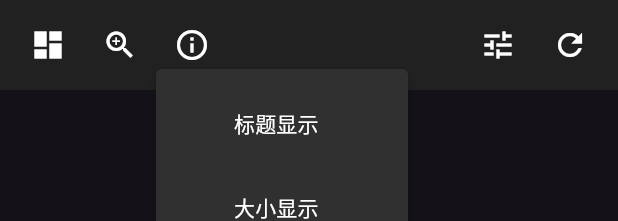
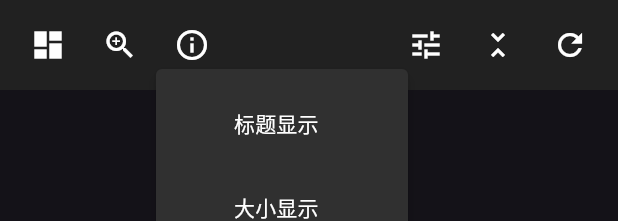
Before and after one commit to imfcat/remote-file-management, a Flutter app: the FileGridToolbar widget shown alone on an empty page, opened directly with empty values, after a tap on the "grid view" icon, after a tap on the "zoom out" icon, after a tap on the "info outline" icon, on a phone screen of 412 x 824 dp. Shown: the top 221 px of the screen. Run offline on Flutter 3.47's test engine with Material 3 defaults, Android fonts, the phone set to English and light mode, and no system bars; our stand-ins replace cached_network_image, flutter_cache_manager, flutter_colorpicker, package_info_plus, permission_handler, photo_view and 3 more; accounts and stored records are empty.

Commit message:
app: 更新； 增加应用缓存 对比页缩放同步 分组快捷折叠展开

```diff
--- a/application/lib/widget/file_grid_toolbar.dart
+++ b/application/lib/widget/file_grid_toolbar.dart
@@ -9,6 +9,8 @@ class FileGridToolbar extends StatelessWidget {
   final bool isDeleting;
   final String sortOption;
   final String groupBy;
+  final bool areAllCollapsed;
+  final VoidCallback onToggleCollapseAll;
   final VoidCallback onCancelSelect;
   final VoidCallback onDelete;
   final VoidCallback onCompare;
@@ -24,6 +26,8 @@ class FileGridToolbar extends StatelessWidget {
     required this.isDeleting,
     required this.sortOption,
     required this.groupBy,
+    required this.areAllCollapsed,
+    required this.onToggleCollapseAll,
     required this.onCancelSelect,
     required this.onDelete,
     required this.onCompare,
@@ -305,6 +309,14 @@ class FileGridToolbar extends StatelessWidget {
             ),
           ],
 
+          // 一键折叠展开按钮
+          if (groupBy != 'none')
+            IconButton(
+              icon: Icon(areAllCollapsed ? Icons.unfold_more : Icons.unfold_less, color: Colors.white),
+              tooltip: areAllCollapsed ? '展开全部分组' : '折叠全部分组',
+              onPressed: onToggleCollapseAll,
+            ),
+
           IconButton(
             icon: const Icon(Icons.refresh, color: Colors.white),
             tooltip: '刷新文件列表',
```
Also changed, not shown: application/lib/main.dart (+7 -0 lines), application/lib/screens/image_compare.dart (+63 -3 lines), application/lib/widget/file_grid.dart (+11 -1 lines).
